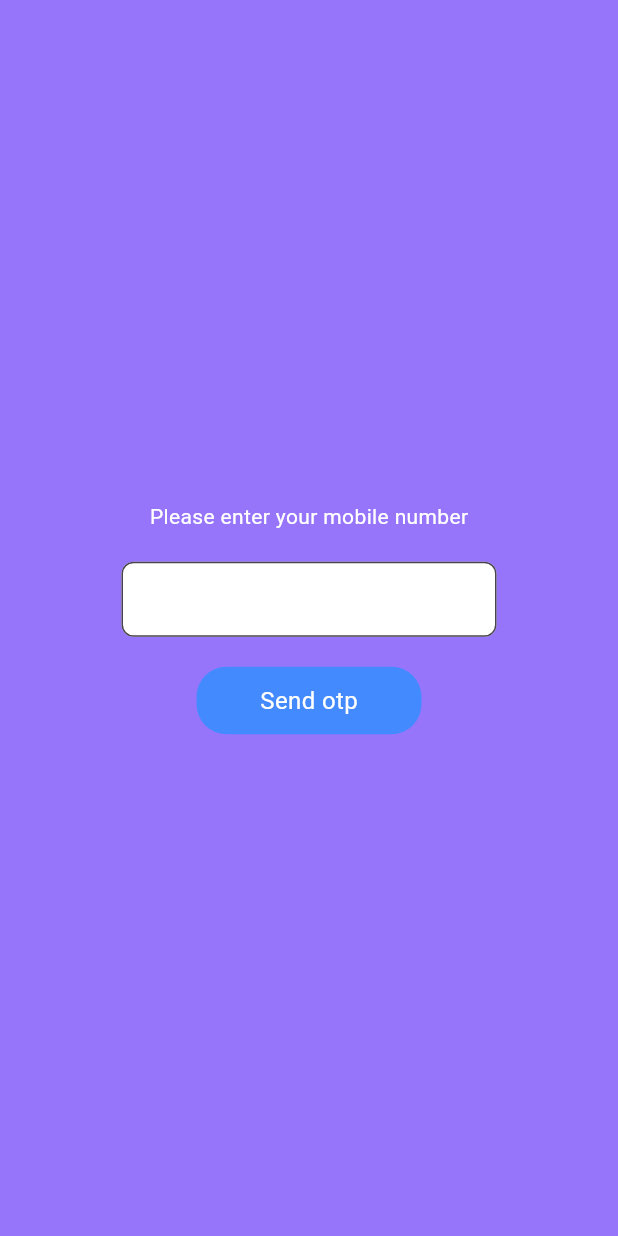
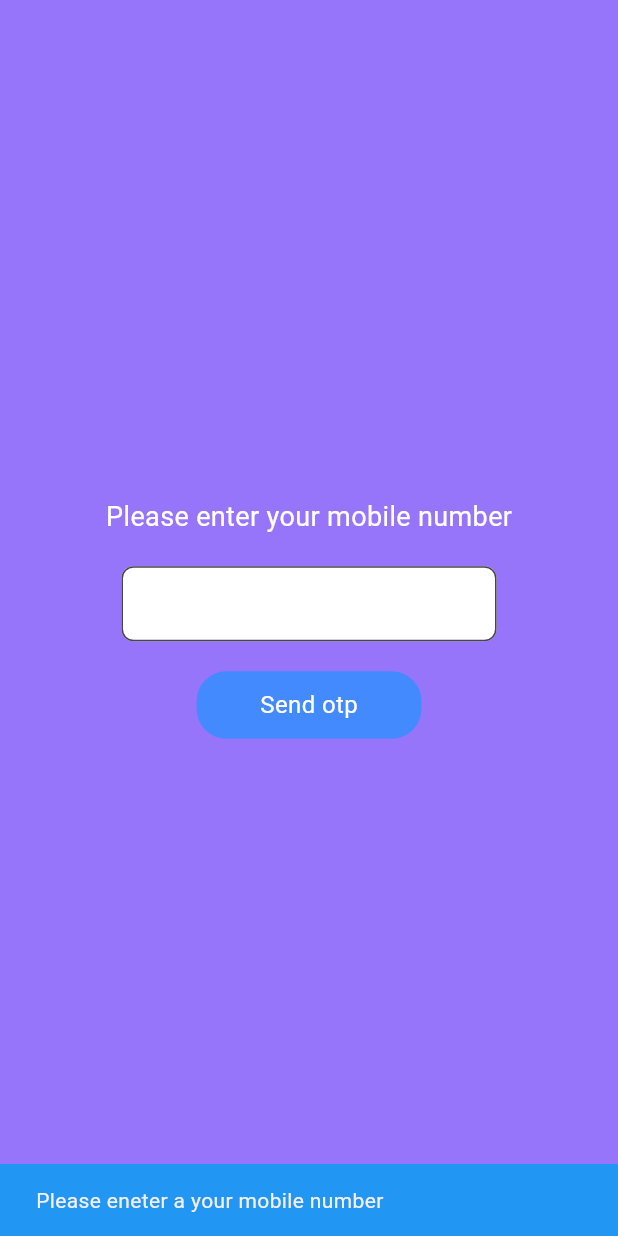
Before and after one commit to Akshaykakkodi/eKart, a Flutter app: the screen it shows after launch, after a tap on "Send otp", on a phone screen of 412 x 824 dp. Run offline on Flutter 3.47's test engine with Material 3 defaults, Android fonts, the phone set to English and light mode, and no system bars; our stand-ins replace badges, cloud_firestore, dio, firebase_auth, firebase_core, lottie; accounts and stored records are empty; network calls fail.

Commit message:
form validation added

```diff
--- a/lib/login/view/login_screen.dart
+++ b/lib/login/view/login_screen.dart
@@ -3,59 +3,97 @@ import 'package:ekart/login/controller/login_controller.dart';
 import 'package:flutter/material.dart';
 import 'package:provider/provider.dart';
 
-class LoginSCreen extends StatelessWidget {
+class LoginSCreen extends StatefulWidget {
   const LoginSCreen({super.key});
 
   @override
+  State<LoginSCreen> createState() => _LoginSCreenState();
+}
+
+class _LoginSCreenState extends State<LoginSCreen> {
+  TextEditingController phoneNumberCntrl = TextEditingController();
+  final fkey = GlobalKey<FormState>();
+  @override
   Widget build(BuildContext context) {
-    TextEditingController phoneNumberCntrl=TextEditingController();
-    return  Scaffold(
+    return Scaffold(
       backgroundColor: primaryColor,
       body: SafeArea(
-        child:Provider.of<LoginController>(context).isSendingCode?const Center(child: CircularProgressIndicator(),):
-        Column(
+        child: Provider.of<LoginController>(context).isSendingCode
+            ? const Center(
+                child: CircularProgressIndicator(),
+              )
+            : Form(
+                key: fkey,
+                child: Column(
                   mainAxisAlignment: MainAxisAlignment.center,
-
                   children: [
-
-           const Text("Please enter your mobile number",style: TextStyle(color: Colors.white),),
-            const SizedBox(height: 20,),
+                    const Text(
+                      "Please enter your mobile number",
+                      style: TextStyle(color: Colors.white, fontSize: 18),
+                    ),
+                    const SizedBox(
+                      height: 20,
+                    ),
                     Center(
                       child: TextFormField(
                         controller: phoneNumberCntrl,
                         keyboardType: TextInputType.phone,
+                        validator: (value) {
+                          if (value!.isEmpty) {
+                            ScaffoldMessenger.of(context)
+                                .showSnackBar(const SnackBar(
+                              content:
+                                  Text("Please eneter a your mobile number"),
+                              duration: Duration(seconds: 1),
+                              backgroundColor: Colors.blue,
+                            ));
+                          } else if (value.length < 10) {
+                            ScaffoldMessenger.of(context)
+                                .showSnackBar(const SnackBar(
+                              content: Text("Please eneter a valid number"),
+                              duration: Duration(seconds: 1),
+                            ));
+                          }
+                          return null;
+                        },
                         decoration: InputDecoration(
                             filled: true,
                             fillColor: Colors.white,
-                  constraints:const BoxConstraints(
-                    maxHeight: 50,
-                    maxWidth: 250
-                  ),
+                            constraints: const BoxConstraints(
+                                maxHeight: 50, maxWidth: 250),
                             border: OutlineInputBorder(
                               borderRadius: BorderRadius.circular(8),
-                  )
+                            )),
                       ),
                     ),
+                    const SizedBox(
+                      height: 20,
                     ),
-            const SizedBox(height: 20,),
-
                     InkWell(
                       onTap: () {
-               Provider.of<LoginController>(context,listen: false).verifyPhoneNumber(phoneNumberCntrl.text, context);
+                        if (fkey.currentState!.validate()) {
+                          Provider.of<LoginController>(context, listen: false)
+                              .verifyPhoneNumber(
+                                  phoneNumberCntrl.text, context);
+                        }
                       },
                       child: Container(
                         height: 45,
                         width: 150,
                         decoration: BoxDecoration(
                             borderRadius: BorderRadius.circular(20),
-                  color: Colors.blueAccent
-                ),
-                child:const Center(child: Text("Send otp",style: TextStyle(color: Colors.white,fontSize: 16),)),
+                            color: Colors.blueAccent),
+                        child: const Center(
+                            child: Text(
+                          "Send otp",
+                          style: TextStyle(color: Colors.white, fontSize: 16),
+                        )),
                       ),
                     )
                   ],
                 ),
               ),
+      ),
     );
   }
 }
```
Lines whose indentation alone changed are shown as unchanged.
